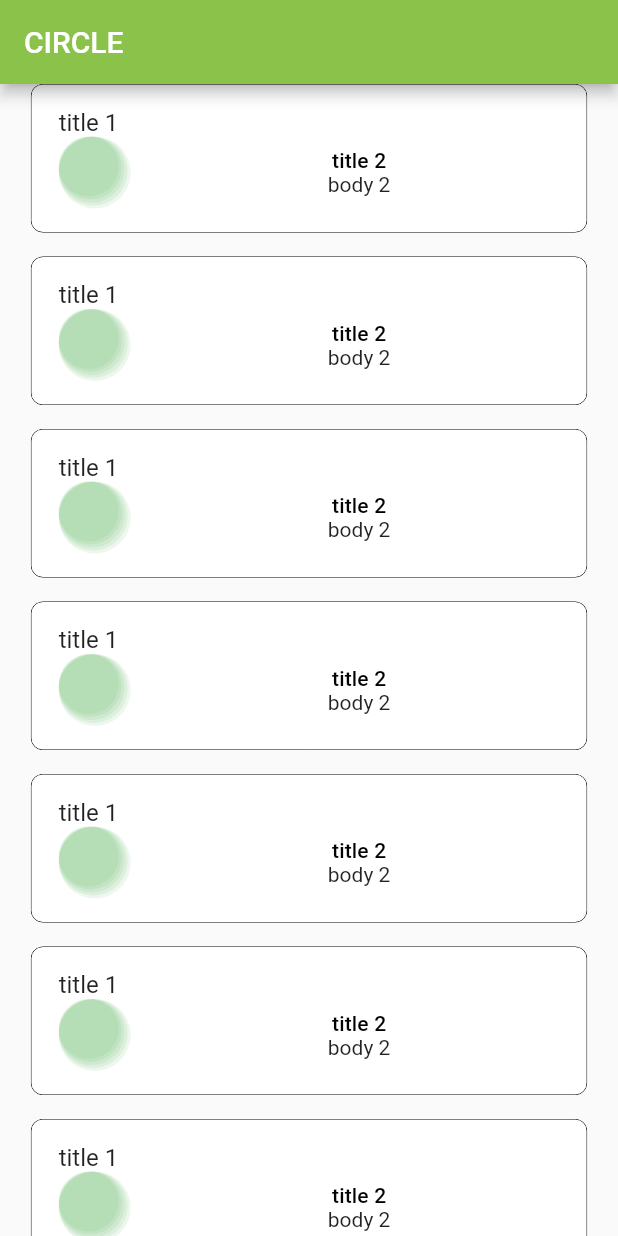
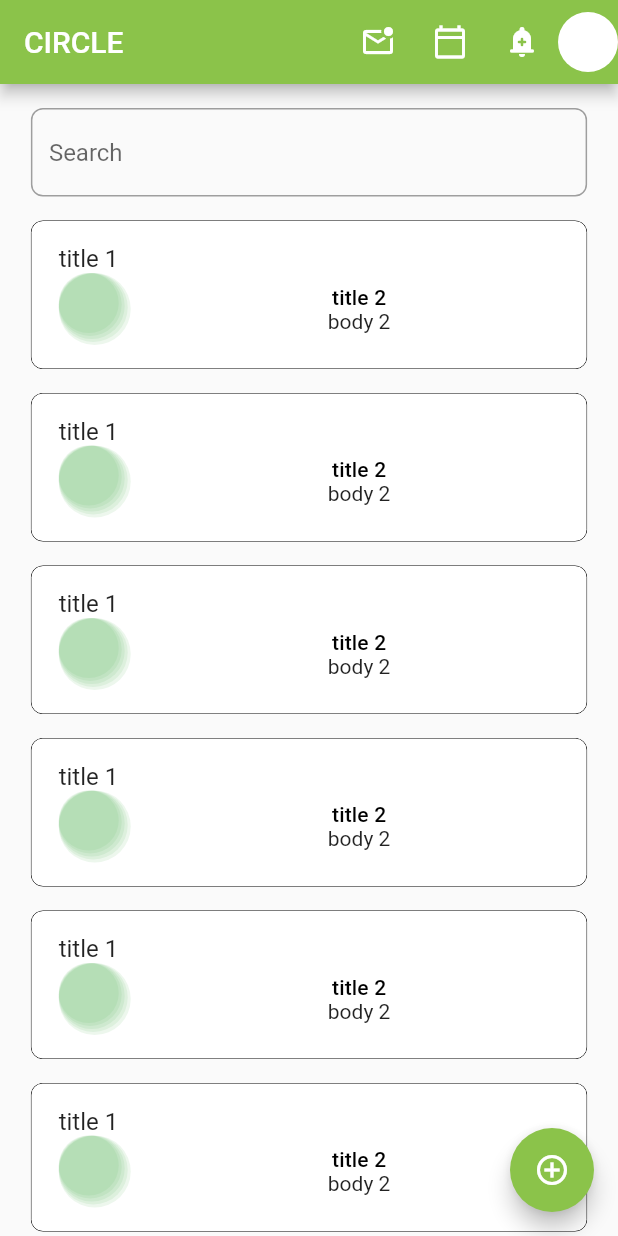
Before and after one commit to BinniZenobioCordovaLeandro/circle, a Flutter app: the screen it shows after launch, on a phone screen of 412 x 824 dp. Run offline on Flutter 3.47's test engine with Material 2 defaults, Android fonts, the phone set to English and light mode, and no system bars; our stand-ins replace get, shimmer.

Commit message:
new widgets created, and themes

```diff
--- a/lib/pages/home_page.dart
+++ b/lib/pages/home_page.dart
@@ -1,8 +1,10 @@
 import 'package:circle/widgets/app_bar_widget.dart';
+import 'package:circle/widgets/floating_action_button_widget.dart';
 import 'package:circle/widgets/fractionally_sized_box.dart';
 import 'package:circle/widgets/posted_card_widget.dart';
 import 'package:circle/widgets/safe_area_widget.dart';
 import 'package:circle/widgets/single_child_scroll_view_widget.dart';
+import 'package:circle/widgets/text_form_field_widget.dart';
 import 'package:circle/widgets/wrap_widget.dart';
 import 'package:flutter/material.dart';
 import 'package:get/get.dart';
@@ -16,12 +18,54 @@ class HomePage extends StatelessWidget {
   Widget build(BuildContext context) {
     return Scaffold(
       appBar: AppBarWidget(
-        title: Text("circle".trArgs(['John'])),
+        title: Text(
+          "circle".trArgs(['John']),
+        ),
+        actions: [
+          IconButton(
+            onPressed: () {},
+            icon: const Icon(
+              Icons.mark_email_unread_outlined,
+            ),
+          ),
+          IconButton(
+            onPressed: () {},
+            icon: const Icon(
+              Icons.calendar_today_outlined,
+            ),
+          ),
+          IconButton(
+            onPressed: () {},
+            icon: const Icon(
+              Icons.add_alert_rounded,
+            ),
+          ),
+          const CircleAvatar(
+            radius: 20,
+            backgroundColor: Colors.white,
+          ),
+        ],
+      ),
+      floatingActionButton: FloatingActionButtonWidget(
+        onPressed: () {
+          print('add new');
+        },
       ),
       body: SingleChildScrollViewWidget(
         child: SafeAreaWidget(
           child: WrapWidget(
             children: [
+              Container(),
+              Center(
+                child: FractionallySizedBoxWidget(
+                  child: TextFormFieldWidget(
+                    labelText: 'Search',
+                    onChanged: (String string) {
+                      print(string);
+                    },
+                  ),
+                ),
+              ),
               for (var i = 0; i < 15; i++)
                 const Center(
                   child: FractionallySizedBoxWidget(
--- a/lib/themes/dark_theme.dart
+++ b/lib/themes/dark_theme.dart
@@ -9,6 +9,34 @@ class DarkTheme {
       appBarTheme: const AppBarTheme(
         color: Colors.black,
       ),
+      floatingActionButtonTheme: const FloatingActionButtonThemeData(
+        backgroundColor: Colors.lightGreen,
+      ),
+      inputDecorationTheme: const InputDecorationTheme(
+        border: OutlineInputBorder(
+          borderRadius: BorderRadius.all(Radius.circular(8.0)),
+          borderSide: BorderSide(color: Colors.grey, width: 1),
+        ),
+        focusedBorder: OutlineInputBorder(
+          borderRadius: BorderRadius.all(Radius.circular(8.0)),
+          borderSide: BorderSide(color: Color(0xff55b849), width: 1),
+        ),
+        enabledBorder: OutlineInputBorder(
+          borderRadius: BorderRadius.all(Radius.circular(8.0)),
+          borderSide: BorderSide(color: Colors.grey, width: 1),
+        ),
+        errorBorder: OutlineInputBorder(
+          borderRadius: BorderRadius.all(Radius.circular(8.0)),
+          borderSide: BorderSide(color: Colors.red, width: 1),
+        ),
+        disabledBorder: OutlineInputBorder(
+          borderRadius: BorderRadius.all(Radius.circular(8.0)),
+          borderSide: BorderSide(color: Colors.grey, width: 1),
+        ),
+        hintStyle: TextStyle(color: Colors.lightGreen),
+        alignLabelWithHint: true,
+        suffixStyle: TextStyle(color: Colors.lightGreen),
+      ),
     );
   }
 
--- a/lib/themes/light_theme.dart
+++ b/lib/themes/light_theme.dart
@@ -5,9 +5,37 @@ class LightTheme {
 
   LightTheme() {
     lightTheme = ThemeData.light().copyWith(
-      primaryColor: Colors.lightGreenAccent,
+      primaryColor: Colors.lightGreen,
       appBarTheme: const AppBarTheme(
         color: Colors.lightGreen,
+      ),
+      floatingActionButtonTheme: const FloatingActionButtonThemeData(
+        backgroundColor: Colors.lightGreen,
+      ),
+      inputDecorationTheme: const InputDecorationTheme(
+        border: OutlineInputBorder(
+          borderRadius: BorderRadius.all(Radius.circular(8.0)),
+          borderSide: BorderSide(color: Colors.grey, width: 1),
+        ),
+        focusedBorder: OutlineInputBorder(
+          borderRadius: BorderRadius.all(Radius.circular(8.0)),
+          borderSide: BorderSide(color: Color(0xff55b849), width: 1),
+        ),
+        enabledBorder: OutlineInputBorder(
+          borderRadius: BorderRadius.all(Radius.circular(8.0)),
+          borderSide: BorderSide(color: Colors.grey, width: 1),
+        ),
+        errorBorder: OutlineInputBorder(
+          borderRadius: BorderRadius.all(Radius.circular(8.0)),
+          borderSide: BorderSide(color: Colors.red, width: 1),
+        ),
+        disabledBorder: OutlineInputBorder(
+          borderRadius: BorderRadius.all(Radius.circular(8.0)),
+          borderSide: BorderSide(color: Colors.grey, width: 1),
+        ),
+        hintStyle: TextStyle(color: Colors.lightGreen),
+        alignLabelWithHint: true,
+        suffixStyle: TextStyle(color: Colors.lightGreen),
       ),
     );
   }
--- a/lib/widgets/app_bar_widget.dart
+++ b/lib/widgets/app_bar_widget.dart
@@ -1,12 +1,14 @@
 import 'package:flutter/material.dart';
 
 class AppBarWidget extends StatelessWidget implements PreferredSizeWidget {
-final Widget? leading;
-final Widget? title  ;
+  final Widget? leading;
+  final List<Widget>? actions;
+  final Widget? title;
 
   const AppBarWidget({
     Key? key,
     this.leading,
+    this.actions,
     this.title,
   }) : super(key: key);
 
@@ -14,6 +16,7 @@ final Widget? title  ;
   Widget build(BuildContext context) {
     return AppBar(
       leading: leading,
+      actions: actions,
       title: title,
     );
   }
--- /dev/null
+++ b/lib/widgets/floating_action_button_widget.dart
@@ -0,0 +1,20 @@
+import 'package:flutter/material.dart';
+
+class FloatingActionButtonWidget extends StatelessWidget {
+  final Function()? onPressed;
+
+  const FloatingActionButtonWidget({
+    Key? key,
+    required this.onPressed,
+  }) : super(key: key);
+
+  @override
+  Widget build(BuildContext context) {
+    return FloatingActionButton(
+      child: const Icon(
+        Icons.add_circle_outline_sharp,
+      ),
+      onPressed: onPressed,
+    );
+  }
+}
--- /dev/null
+++ b/lib/widgets/text_form_field_widget.dart
@@ -0,0 +1,82 @@
+import 'package:flutter/material.dart';
+import 'package:flutter/services.dart';
+
+class TextFormFieldWidget extends StatelessWidget {
+  final String? labelText;
+  final TextEditingController? controller;
+  final String? errorText;
+  final bool? obscureText;
+  final String? helperText;
+  final String? hintText;
+  final bool? enabled;
+  final TextInputType? textInputType;
+  final TextInputAction? textInputAction;
+  final TextAlignVertical? textAlignVertical;
+  final Function(String)? onChanged;
+  final Function(String)? onFieldSubmitted;
+  final String? initialValue;
+  final Widget? suffix;
+  final Widget? suffixIcon;
+  final Widget? prefix;
+  final Widget? prefixIcon;
+  final bool? isDense;
+  final bool isCollapsed;
+  final EdgeInsetsGeometry? contentPadding;
+  final List<TextInputFormatter>? inputFormatters;
+  final bool autofocus;
+
+  const TextFormFieldWidget({
+    Key? key,
+    @required this.labelText,
+    this.controller,
+    this.errorText,
+    this.obscureText,
+    this.helperText,
+    this.hintText,
+    this.enabled,
+    this.textInputType,
+    this.onChanged,
+    this.onFieldSubmitted,
+    this.initialValue,
+    this.suffix,
+    this.suffixIcon,
+    this.prefix,
+    this.prefixIcon,
+    this.isDense = false,
+    this.isCollapsed = false,
+    this.contentPadding,
+    this.inputFormatters,
+    this.autofocus = false,
+    this.textInputAction,
+    this.textAlignVertical = TextAlignVertical.center,
+  }) : super(key: key);
+
+  @override
+  Widget build(BuildContext context) {
+    return TextFormField(
+      autofocus: autofocus,
+      inputFormatters: inputFormatters,
+      enabled: enabled,
+      controller: controller,
+      initialValue: initialValue,
+      onChanged: onChanged,
+      onFieldSubmitted: onFieldSubmitted,
+      keyboardType: textInputType,
+      textInputAction: textInputAction,
+      textAlignVertical: textAlignVertical,
+      decoration: InputDecoration(
+        labelText: labelText,
+        errorText: errorText,
+        helperText: helperText,
+        hintText: hintText,
+        suffix: suffix,
+        suffixIcon: suffixIcon,
+        prefix: prefix,
+        prefixIcon: prefixIcon,
+        contentPadding: contentPadding,
+        isDense: isDense,
+        isCollapsed: isCollapsed,
+      ),
+    );
+  }
+}
```
